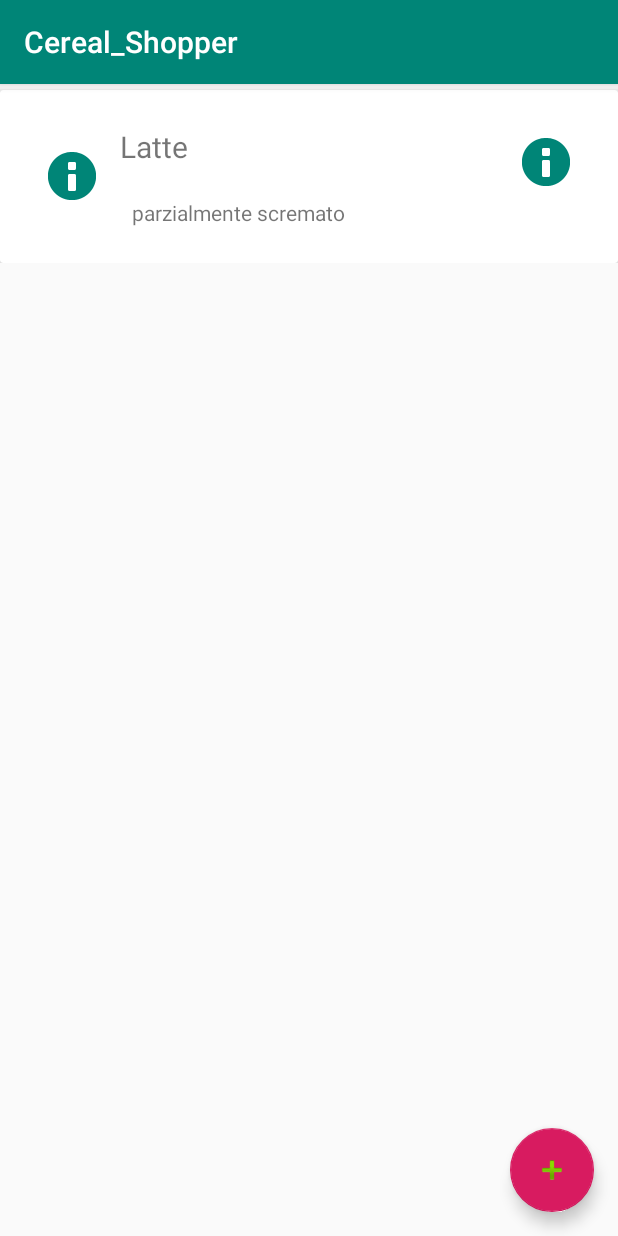
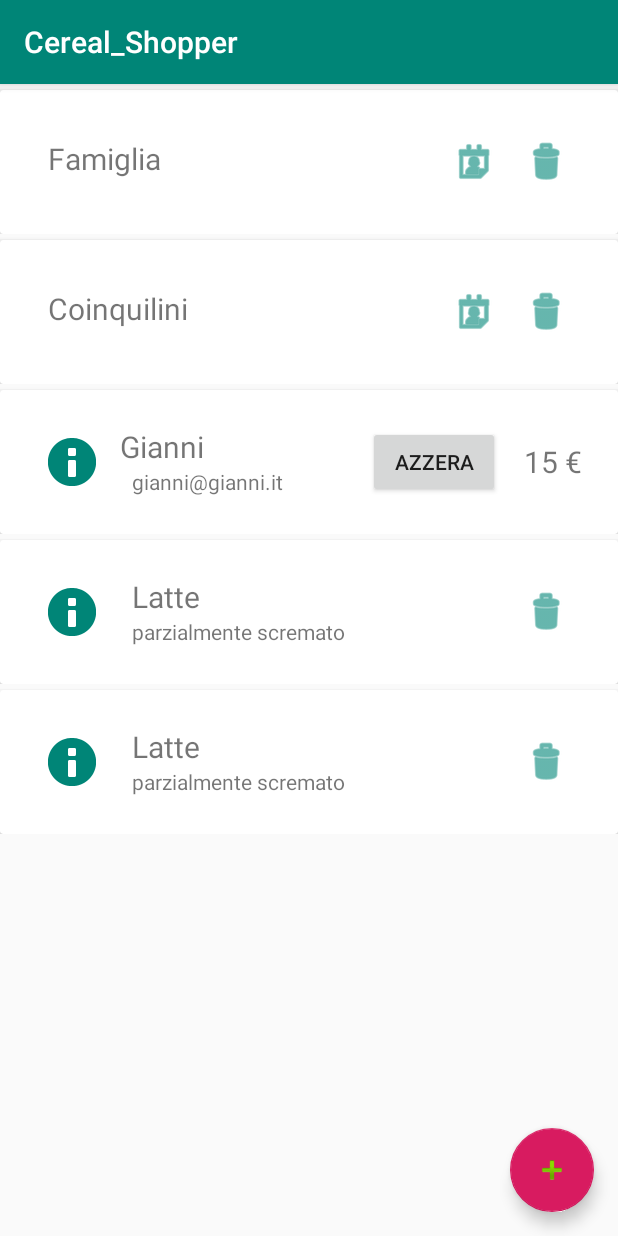
Before and after one commit to emizzz/androidTest, an Android app: the screen it shows after launch (MainActivity), on a phone screen of 412 x 824 dp. Run offline under Robolectric (Android 15) with nearby library versions, the light colour scheme and no system bars.

Commit message:
updated list layouts

```diff
--- a/app/src/main/java/com/example/cereal_shopper/MainActivity.java
+++ b/app/src/main/java/com/example/cereal_shopper/MainActivity.java
@@ -38,7 +38,7 @@ public class MainActivity extends AppCompatActivity {
         //populate list data
 
 
-        /*
+
         // ----------------- GROUP LIST -----------------
         JSONObject item1 = new JSONObject();
         JSONObject item2 = new JSONObject();
@@ -55,41 +55,44 @@ public class MainActivity extends AppCompatActivity {
         } catch (JSONException e) {
             e.printStackTrace();
         }
-    */
 
 
-        /*
-        //-----------------  USER LIST -----------------
-        JSONObject item1 = new JSONObject();
-        try{
-            item1.put("type", "user_list");
-            item1.put("title", "Gianni");
-            item1.put("description", "gianni@gianni.it");
-            item1.put("photo_path", "photo_path");
-            item1.put("counter", "15");
-
-            groupsList.put(item1);
-
-        } catch (JSONException e) {
-            //log something
-        }*/
 
 
-        //----------------- PRODUCT LIST -----------------
-        JSONObject item1 = new JSONObject();
+        //-----------------  USER LIST -----------------
+        JSONObject item11 = new JSONObject();
         try{
-            item1.put("type", "product_list");
-            item1.put("title", "Latte");
-            item1.put("description", "parzialmente scremato");
-            item1.put("product_type", "list");      // "list" or "pantry"
+            item11.put("type", "user_list");
+            item11.put("title", "Gianni");
+            item11.put("description", "gianni@gianni.it");
+            item11.put("photo_path", "photo_path");
+            item11.put("counter", "15");
 
-            groupsList.put(item1);
+            groupsList.put(item11);
 
         } catch (JSONException e) {
             //log something
         }
 
 
+        //----------------- PRODUCT LIST -----------------
+        JSONObject item111 = new JSONObject();
+        JSONObject item222 = new JSONObject();
+        try{
+            item111.put("type", "product_list");
+            item111.put("title", "Latte");
+            item111.put("description", "parzialmente scremato");
+            item111.put("product_type", "list");      // "list" or "pantry"
+            item222.put("type", "product_list");
+            item222.put("title", "Latte");
+            item222.put("description", "parzialmente scremato");
+            item222.put("product_type", "list");      // "list" or "pantry"
+            groupsList.put(item111);
+            groupsList.put(item222);
+
+        } catch (JSONException e) {
+            //log something
+        }
 
 
         /*create recycler view*/
--- a/app/src/main/res/layout/layout_group_list_item.xml
+++ b/app/src/main/res/layout/layout_group_list_item.xml
@@ -34,7 +34,7 @@
                 android:layout_width="wrap_content"
                 android:layout_height="wrap_content"
                 android:padding="@dimen/margin_padding_size_small"
-                android:src="@android:drawable/ic_dialog_info" />
+                android:src="@android:drawable/ic_menu_delete" />
 
             <ImageView
                 android:layout_toLeftOf="@id/group_item_icon1"
@@ -43,7 +43,7 @@
                 android:layout_width="wrap_content"
                 android:layout_height="wrap_content"
                 android:padding="@dimen/margin_padding_size_small"
-                android:src="@android:drawable/ic_delete" />
+                android:src="@android:drawable/ic_menu_my_calendar" />
 
 
         </RelativeLayout>
--- a/app/src/main/res/layout/layout_product_list_item.xml
+++ b/app/src/main/res/layout/layout_product_list_item.xml
@@ -28,22 +28,21 @@
                 android:id="@+id/product_item_name"
                 android:layout_width="wrap_content"
                 android:layout_height="wrap_content"
-                android:layout_centerHorizontal="true"
                 android:layout_marginLeft="0dp"
-                android:layout_toRightOf="@id/product_item_image"
-                android:paddingLeft="@dimen/margin_padding_size_small"
+                android:paddingLeft="@dimen/margin_padding_size_medium"
                 android:text="Latte"
-                android:textSize="@dimen/text_size_large" />
+                android:textSize="@dimen/text_size_large"
+                android:layout_toRightOf="@id/product_item_image"/>
 
             <TextView
                 android:id="@+id/product_item_description"
                 android:layout_width="wrap_content"
                 android:layout_height="wrap_content"
-                android:layout_below="@+id/product_item_image"
-                android:layout_toRightOf="@id/product_item_image"
                 android:paddingLeft="@dimen/margin_padding_size_medium"
                 android:text="parzialmente scremato"
-                android:textSize="@dimen/text_size_small" />
+                android:textSize="@dimen/text_size_small"
+                android:layout_below="@+id/product_item_name"
+                android:layout_toRightOf="@id/product_item_image"/>
 
             <ImageView
                 android:id="@+id/product_item_icon1"
@@ -52,7 +51,7 @@
                 android:layout_width="wrap_content"
                 android:layout_height="wrap_content"
                 android:padding="@dimen/margin_padding_size_small"
-                android:src="@android:drawable/ic_dialog_info" />
+                android:src="@android:drawable/ic_menu_delete" />
 
 
         </RelativeLayout>
--- a/app/src/main/res/layout/layout_user_list_item.xml
+++ b/app/src/main/res/layout/layout_user_list_item.xml
@@ -39,7 +39,7 @@
                 android:id="@+id/user_item_email"
                 android:layout_width="wrap_content"
                 android:layout_height="wrap_content"
-                android:layout_below="@+id/user_item_image"
+                android:layout_below="@+id/user_item_name"
                 android:layout_toRightOf="@id/user_item_image"
                 android:paddingLeft="@dimen/margin_padding_size_medium"
                 android:text="giuli@gianne.it"
@@ -52,7 +52,8 @@
                 android:layout_alignParentRight="true"
                 android:paddingLeft="@dimen/margin_padding_size_medium"
                 android:text="16 €"
-                android:textSize="@dimen/text_size_large" />
+                android:textSize="@dimen/text_size_large"
+                android:layout_centerVertical="true"/>
 
             <Button
                 android:id="@+id/user_item_counter_btn"
```
